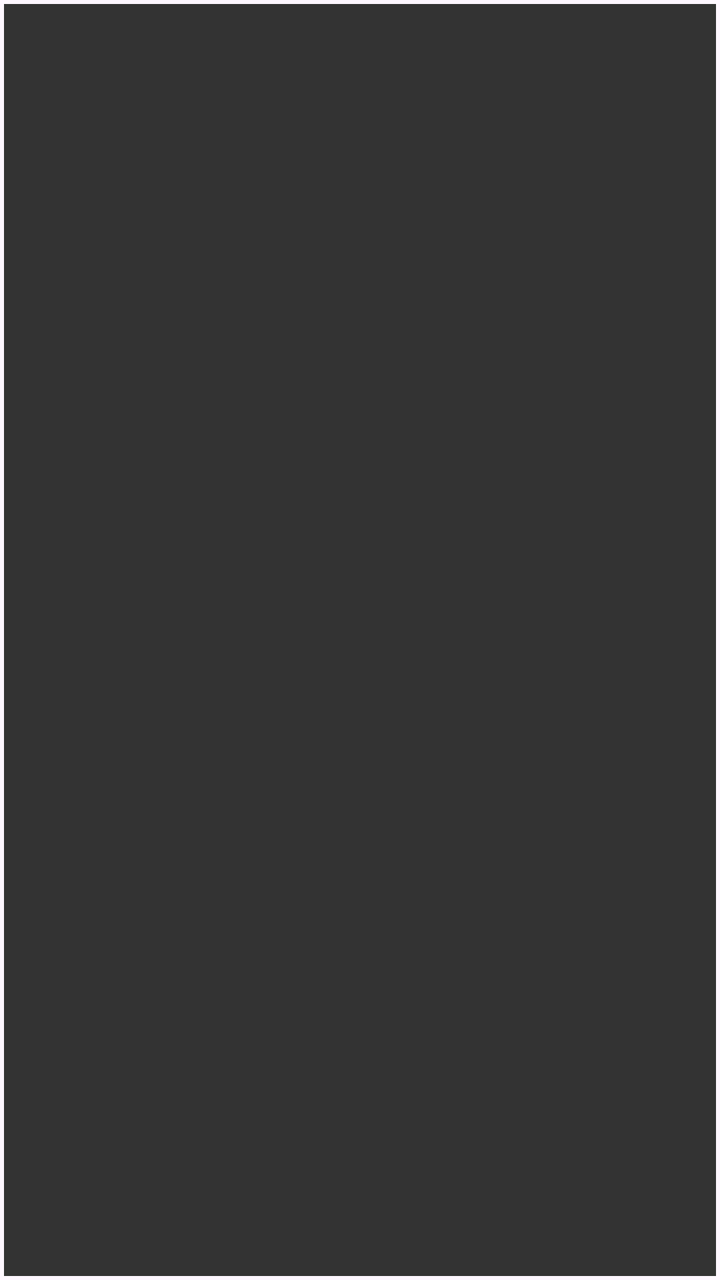
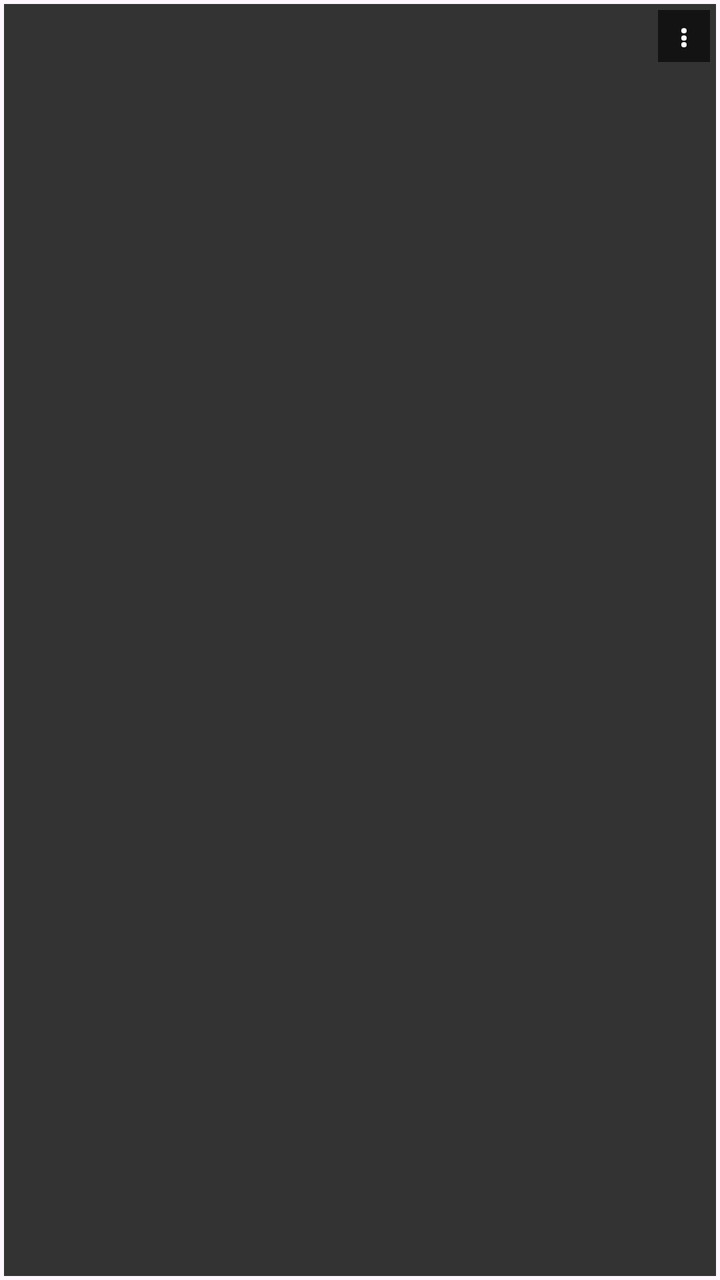

The first picture is an Android layout as it rendered before a commit; the second is the same layout after the commit. The layout source and the unified diff follow.
<!-- AndroidManifest.xml: application theme Theme.MediaKeyboard -->
<!-- res/layout/item_media.xml -->
<?xml version="1.0" encoding="utf-8"?>
<FrameLayout xmlns:android="http://schemas.android.com/apk/res/android"
    android:layout_width="match_parent"
    android:layout_height="match_parent"
    android:padding="2dp">

    <ImageView
        android:id="@+id/thumb"
        android:layout_width="match_parent"
        android:layout_height="match_parent"
        android:scaleType="centerCrop"
        android:background="#FF333333"
        android:contentDescription="@null" />

    <LinearLayout
        android:id="@+id/overlay"
        android:layout_width="match_parent"
        android:layout_height="match_parent"
        android:orientation="vertical"
        android:gravity="center"
        android:background="#CC000000"
        android:visibility="gone"
        android:padding="4dp">

        <ImageView
            android:id="@+id/stateIcon"
            android:layout_width="32dp"
            android:layout_height="32dp"
            android:contentDescription="@null" />

        <TextView
            android:id="@+id/overlayText"
            android:layout_width="wrap_content"
            android:layout_height="wrap_content"
            android:layout_marginTop="4dp"
            android:textColor="#FFFFFFFF"
            android:textSize="10sp"
            android:gravity="center"
            android:maxLines="2"
            android:ellipsize="end" />
    </LinearLayout>
</FrameLayout>
<!-- resources referenced by this layout -->
<resources>
  <style name="Theme.MediaKeyboard" parent="Base.Theme.MediaKeyboard" />
  <style name="Base.Theme.MediaKeyboard" parent="Theme.Material3.DayNight.NoActionBar">
          
          
      </style>
</resources>

<!-- the commit's change to res/layout/item_media.xml (unified diff, before → after) -->
@@ -11,6 +11,21 @@
         android:scaleType="centerCrop"
         android:background="#FF333333"
         android:contentDescription="@null" />
+
+    <TextView
+        android:id="@+id/btnMenu"
+        android:layout_width="26dp"
+        android:layout_height="26dp"
+        android:layout_gravity="top|end"
+        android:layout_margin="3dp"
+        android:background="#A0000000"
+        android:text="⋮"
+        android:textColor="#FFFFFFFF"
+        android:textSize="15sp"
+        android:textStyle="bold"
+        android:gravity="center"
+        android:clickable="true"
+        android:focusable="true" />
 
     <LinearLayout
         android:id="@+id/overlay"
